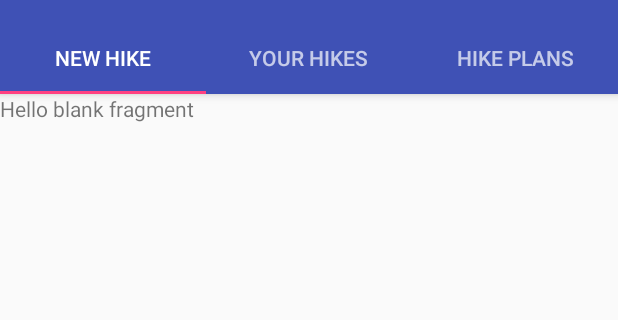
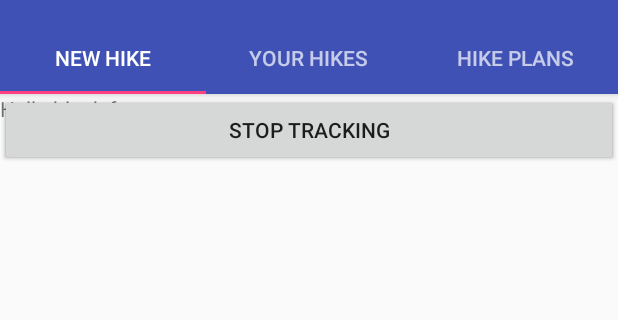
Before and after one commit to Ville2000/hike-mate, an Android app: the screen it shows after launch (MainActivity), on a phone screen of 412 x 824 dp, the part 62-382 px from its top. Run offline under Robolectric (Android 15) with nearby library versions, the phone set to English and light mode, and no system bars; 1 statement that could not run was skipped.

Commit message:
Refactor ViewPagerAdapter to it's own class file

```diff
--- a/app/src/main/java/ville/fi/hikemate/Activities/MainActivity.java
+++ b/app/src/main/java/ville/fi/hikemate/Activities/MainActivity.java
@@ -18,6 +18,7 @@ import java.util.List;
 import ville.fi.hikemate.Fragments.HikePlansFragment;
 import ville.fi.hikemate.Fragments.HikeListFragment;
 import ville.fi.hikemate.Fragments.NewHikeFragment;
+import ville.fi.hikemate.Fragments.ViewPagerAdapter;
 import ville.fi.hikemate.R;
 import ville.fi.hikemate.Resources.Hike;
 import ville.fi.hikemate.Resources.HikeList;
@@ -73,10 +74,6 @@ public class MainActivity extends AppCompatActivity {
         System.out.println("Name: " + higes.get(0).getName());
     }
 
-    public void test(View v) {
-        System.out.println("Mox");
-    }
-
     private void setupViewPager(ViewPager viewPager) {
         ViewPagerAdapter adapter = new ViewPagerAdapter(getSupportFragmentManager());
         adapter.addFragment(new NewHikeFragment(), "New Hike");
@@ -84,33 +81,4 @@ public class MainActivity extends AppCompatActivity {
         adapter.addFragment(new HikePlansFragment(), "Hike Plans");
         viewPager.setAdapter(adapter);
     }
-
-    class ViewPagerAdapter extends FragmentPagerAdapter {
-        private final List<Fragment> mFragmentList = new ArrayList<>();
-        private final List<String> mFragmentTitleList = new ArrayList<>();
-
-        public ViewPagerAdapter(FragmentManager manager) {
-            super(manager);
-        }
-
-        @Override
-        public Fragment getItem(int position) {
-            return mFragmentList.get(position);
-        }
-
-        @Override
-        public int getCount() {
-            return mFragmentList.size();
-        }
-
-        public void addFragment(Fragment fragment, String title) {
-            mFragmentList.add(fragment);
-            mFragmentTitleList.add(title);
-        }
-
-        @Override
-        public CharSequence getPageTitle(int position) {
-            return mFragmentTitleList.get(position);
-        }
-    }
 }
--- /dev/null
+++ b/app/src/main/java/ville/fi/hikemate/Fragments/ViewPagerAdapter.java
@@ -0,0 +1,42 @@
+package ville.fi.hikemate.Fragments;
+
+import android.support.v4.app.Fragment;
+import android.support.v4.app.FragmentManager;
+import android.support.v4.app.FragmentPagerAdapter;
+
+import java.util.ArrayList;
+import java.util.List;
+
+/**
+ * Created by Ville on 10.4.2017.
+ */
+
+public class ViewPagerAdapter extends FragmentPagerAdapter {
+
+    private final List<Fragment> mFragmentList = new ArrayList<>();
+    private final List<String> mFragmentTitleList = new ArrayList<>();
+
+    public ViewPagerAdapter(FragmentManager manager) {
+        super(manager);
+    }
+
+    @Override
+    public Fragment getItem(int position) {
+        return mFragmentList.get(position);
+    }
+
+    @Override
+    public int getCount() {
+        return mFragmentList.size();
+    }
+
+    public void addFragment(Fragment fragment, String title) {
+        mFragmentList.add(fragment);
+        mFragmentTitleList.add(title);
+    }
+
+    @Override
+    public CharSequence getPageTitle(int position) {
+        return mFragmentTitleList.get(position);
+    }
+}
--- a/app/src/main/res/layout/fragment_new_hike.xml
+++ b/app/src/main/res/layout/fragment_new_hike.xml
@@ -10,4 +10,16 @@
         android:layout_height="match_parent"
         android:text="@string/hello_blank_fragment" />
 
+    <Button
+        android:layout_width="match_parent"
+        android:layout_height="wrap_content"
+        android:text="Start tracking"
+        android:onClick="startTracking"/>
+
+    <Button
+        android:layout_width="match_parent"
+        android:layout_height="wrap_content"
+        android:text="Stop tracking"
+        android:onClick="stopTracking"/>
+
 </FrameLayout>
```
Also changed, not shown: app/src/main/java/ville/fi/hikemate/MainActivity.java (deleted, +0 -109 lines).
